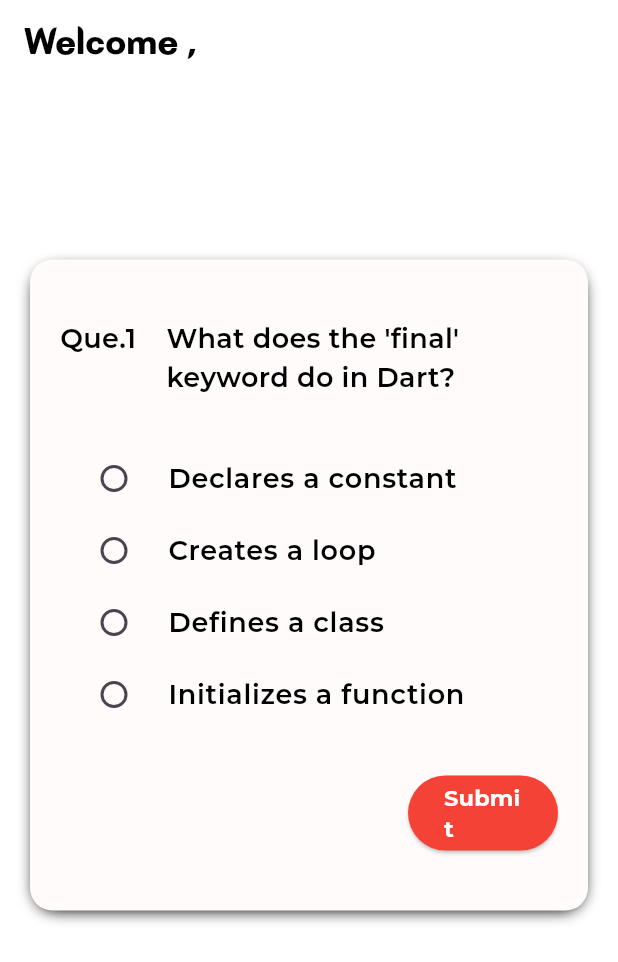
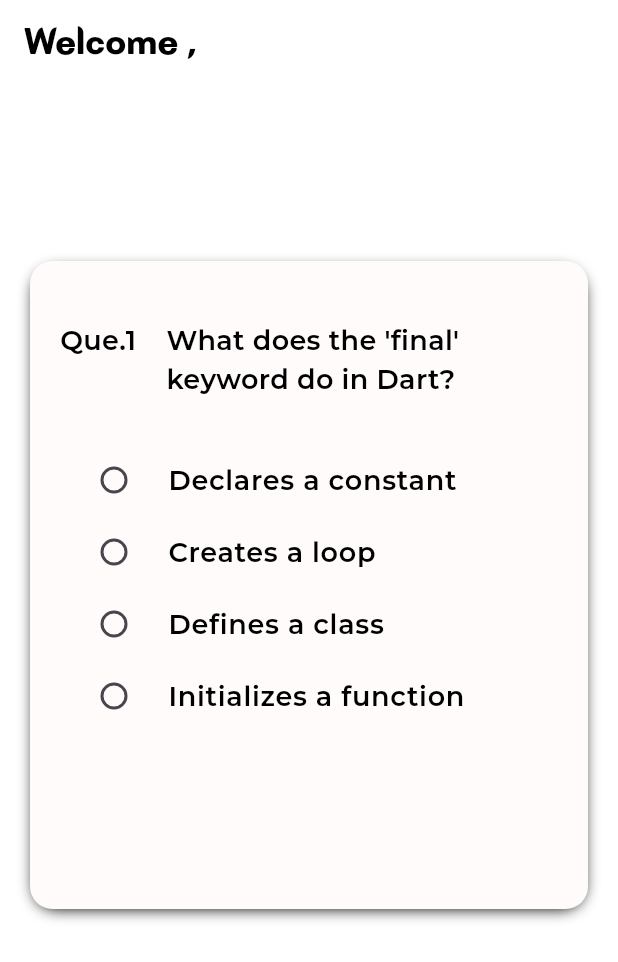
Before and after one commit to ravitej2005/Flutter_Projects, a Flutter app: the screen it shows after launch, after a tap on "Get Started", on a phone screen of 412 x 824 dp. Shown: the top 962 px of the screen. Run offline on Flutter 3.47's test engine with Material 3 defaults, Android fonts, the phone set to English and light mode, and no system bars; our stand-ins replace remixicon.

Commit message:
code updated

```diff
--- a/quiz_application/lib/home.dart
+++ b/quiz_application/lib/home.dart
@@ -1,4 +1,5 @@
 import 'package:flutter/material.dart';
+import 'package:quiz_application/question.dart';
 import 'package:quiz_application/quiz.dart';
 import 'package:remixicon/remixicon.dart';
 
@@ -8,6 +9,7 @@
   Widget build(BuildContext context) {
     TextEditingController nameController = TextEditingController();
     return Scaffold(
+      resizeToAvoidBottomInset: false,
       body: Center(
         child: Column(
           mainAxisAlignment: MainAxisAlignment.center,
@@ -69,6 +71,9 @@
             ),
             ElevatedButton(
               onPressed: () {
+                dummyQuestions.forEach((Question) {
+                  Question.selectedOption = null;
+                });
                 Navigator.push(context, MaterialPageRoute(builder: (context) {
                   return quiz(nameController: nameController);
                 }));
--- a/quiz_application/lib/main.dart
+++ b/quiz_application/lib/main.dart
@@ -1,6 +1,5 @@
 import 'package:flutter/material.dart';
 import 'package:quiz_application/home.dart';
-import 'package:quiz_application/question.dart';
 
 void main() {
   runApp(const MainApp());
@@ -11,11 +10,6 @@
 
   @override
   Widget build(BuildContext context) {
-    dummyQuestions.forEach((Question) {
-      Question.isSubmitted = false;
-      Question.selectedOption = null;
-    });
-
     return MaterialApp(
       home: home(),
     );
--- a/quiz_application/lib/question.dart
+++ b/quiz_application/lib/question.dart
@@ -2,7 +2,6 @@
   String problem;
   List<String> options = [];
   int correctOptionIndex;
-  bool isSubmitted = false;
   int ?selectedOption;
 
   Question(
--- a/quiz_application/lib/question_screen.dart
+++ b/quiz_application/lib/question_screen.dart
@@ -1,94 +1,28 @@
 import 'package:flutter/material.dart';
+import 'package:quiz_application/question.dart';
 import 'package:remixicon/remixicon.dart';
 
 class question_screen extends StatefulWidget {
   final questionObj;
   final questionIndex;
-  final updateSubmitState;
-  final updateCorrectCount;
-  question_screen(
-      {required this.questionObj,
-      required this.questionIndex,
-      required this.updateSubmitState,
-      required this.updateCorrectCount,
+  final incrementIndex;
+  final decrementIndex;
+  final setAllAttempted;
+  const question_screen(
+      {this.questionObj,
+      this.questionIndex,
+      this.incrementIndex,
+      this.decrementIndex,
+      this.setAllAttempted,
       super.key});
 
   @override
   State<question_screen> createState() => _question_screenState();
 }
 
-// bool isSelected = false;
-var correctAnsCount = 0;
-
 class _question_screenState extends State<question_screen> {
-  Color? giveTitleColor(int index) {
-    if (widget.questionObj.isSubmitted == true) {
-      if (widget.questionObj.selectedOption ==
-          widget.questionObj.correctOptionIndex) {
-        if (index == widget.questionObj.selectedOption) {
-          return Colors.green[50];
-        } else {
-          return null;
-        }
-      } else {
-        if (index == widget.questionObj.selectedOption) {
-          return Colors.red[100];
-        } else {
-          if (index == widget.questionObj.correctOptionIndex) {
-            return Colors.green[50];
-          } else {
-            return null;
-          }
-        }
-      }
-    }
-    return null;
-  }
-
-  Icon? giveSecondaryIcon(int index) {
-    if (widget.questionObj.isSubmitted == true) {
-      if (widget.questionObj.selectedOption ==
-          widget.questionObj.correctOptionIndex) {
-        if (index == widget.questionObj.selectedOption) {
-          return const Icon(
-            Remix.check_line,
-            color: Colors.green,
-            size: 23,
-          );
-        } else {
-          return null;
-        }
-      } else {
-        if (index == widget.questionObj.selectedOption) {
-          return const Icon(
-            Remix.close_fill,
-            color: Colors.red,
-            size: 23,
-          );
-        } else {
-          if (index == widget.questionObj.correctOptionIndex) {
-            return const Icon(
-              Remix.check_line,
-              color: Colors.green,
-              size: 23,
-            );
-          } else {
-            return null;
-          }
-        }
-      }
-    }
-    return null;
-  }
-
   @override
   Widget build(BuildContext context) {
-    if ((widget.questionObj.selectedOption ==
-        widget.questionObj.correctOptionIndex) && widget.questionObj.isSubmitted) {
-      correctAnsCount++;
-      widget.updateCorrectCount(correctAnsCount);
-    }
-
     return Center(
       child: Container(
         decoration: const BoxDecoration(
@@ -145,29 +79,17 @@
                 itemCount: widget.questionObj.options.length,
                 shrinkWrap: true,
                 itemBuilder: (context, index) {
-                  print(
-                      "in listview builder $widget.questionObj.selectedOption");
-                  print("correct opt ${widget.questionObj.correctOptionIndex}");
-                  print("submit status ${widget.questionObj.isSubmitted}");
-                  print(
-                      "calculation ${(widget.questionObj.isSubmitted == true) && (widget.questionObj.selectedOption == widget.questionObj.correctOptionIndex)}");
-                  return Container(
-                    decoration: BoxDecoration(
-                      color: giveTitleColor(index),
-                    ),
-                    child: RadioListTile(
+                  return RadioListTile(
                     selected: false,
-                      secondary: giveSecondaryIcon(index),
-                      // tileColor: Colors.white,
-                      // materialTapTargetSize: MaterialTapTargetSize.padded,
                     dense: true,
                     value: index,
                     groupValue: widget.questionObj.selectedOption,
                     onChanged: (selectedOpt) {
-                        widget.questionObj.isSubmitted
-                            ? null
-                            : setState(() {
+                      setState(() {
                         widget.questionObj.selectedOption = selectedOpt;
+                        if (widget.questionIndex == dummyQuestions.length - 1) {
+                          widget.setAllAttempted();
+                        }
                       });
                     },
                     title: Text(
@@ -179,32 +101,74 @@
                         color: Colors.black,
                       ),
                     ),
-                    ),
                   );
                 }),
             const SizedBox(
               height: 30,
             ),
             Row(
-              mainAxisAlignment: MainAxisAlignment.end,
+              mainAxisAlignment: MainAxisAlignment.spaceBetween,
               children: [
-                ElevatedButton(
+                widget.questionIndex != 0
+                    ? TextButton(
                         onPressed: () {
-                    widget.updateSubmitState(widget.questionObj);
+                          widget.decrementIndex();
                         },
-                  style: ElevatedButton.styleFrom(
-                    backgroundColor: Colors.red,
-                    fixedSize: const Size(100, 50),
+                        child: const Row(
+                          crossAxisAlignment: CrossAxisAlignment.center,
+                          children: [
+                            Icon(
+                              Remix.arrow_left_line,
+                              size: 20,
                             ),
-                  child: const Text(
-                    "Submit",
+                            SizedBox(
+                              width: 5,
+                            ),
+                            Text(
+                              "Previous",
                               style: TextStyle(
                                 fontFamily: 'Montserrat',
-                      fontWeight: FontWeight.w700,
-                      fontSize: 15,
-                      color: Colors.white,
+                                fontWeight: FontWeight.w600,
+                                fontSize: 17,
+                                color: Colors.black,
                               ),
                             ),
+                          ],
+                        ),
+                      )
+                    : const SizedBox(
+                        height: 48,
+                      ),
+                widget.questionIndex != (dummyQuestions.length - 1) &&
+                        widget.questionObj.selectedOption != null
+                    ? TextButton(
+                        onPressed: () {
+                          widget.incrementIndex();
+                        },
+                        child: const Row(
+                          crossAxisAlignment: CrossAxisAlignment.center,
+                          children: [
+                            Text(
+                              "Next",
+                              style: TextStyle(
+                                fontFamily: 'Montserrat',
+                                fontWeight: FontWeight.w600,
+                                fontSize: 17,
+                                color: Colors.black,
+                              ),
+                            ),
+                            SizedBox(
+                              width: 5,
+                            ),
+                            Icon(
+                              Remix.arrow_right_line,
+                              size: 20,
+                            ),
+                          ],
+                        ),
+                      )
+                    : const SizedBox(
+                        height: 48,
                       )
               ],
             )
--- a/quiz_application/lib/quiz.dart
+++ b/quiz_application/lib/quiz.dart
@@ -2,14 +2,14 @@
 import 'package:quiz_application/question.dart';
 import 'package:quiz_application/question_screen.dart';
 import 'package:quiz_application/score.dart';
-import 'package:remixicon/remixicon.dart';
+// import 'package:quiz_application/score.dart';
+// import 'package:remixicon/remixicon.dart';
 
 // ignore: must_be_immutable, camel_case_types
 class quiz extends StatefulWidget {
   TextEditingController nameController;
-  bool quizCompleted = false;
   int index = 0;
-  int correctAnsCount = 0;
+  bool allAttempted = false;
   quiz({required this.nameController, super.key});
 
   @override
@@ -17,69 +17,50 @@
 }
 
 class _quizState extends State<quiz> {
-  void updateSubmitState(Question obj) {
+  void incrementIndex() {
     setState(() {
-      obj.isSubmitted = true;
-      if (widget.index == dummyQuestions.length - 1) {
-        widget.quizCompleted = true;
-      }
+      widget.index++;
     });
   }
 
-  void updateCorrectCount(int correctAnsCount) {
-    widget.correctAnsCount = correctAnsCount;
+  void decrementIndex() {
+    setState(() {
+      widget.index--;
+    });
+  }
+
+  void setAllAttempted() {
+    setState(() {
+      widget.allAttempted = true;
+    });
   }
 
   @override
   Widget build(BuildContext context) {
     return Scaffold(
-      backgroundColor: Colors.white,
-      // floatingActionButtonLocation: FloatingActionButtonLocation.centerFloat,
-      floatingActionButton: dummyQuestions[widget.index].isSubmitted
+      resizeToAvoidBottomInset: false,
+      floatingActionButtonLocation: FloatingActionButtonLocation.centerFloat,
+      floatingActionButton: widget.allAttempted
           ? Container(
-              padding: const EdgeInsets.only(bottom: 100),
+              margin: EdgeInsets.only(bottom: 130),
               child: FloatingActionButton.extended(
-                elevation: 0,
-                highlightElevation: 0,
-                backgroundColor: Colors.white,
                 onPressed: () {
-                  if (widget.index < dummyQuestions.length - 1) {
-                    setState(() {
-                      widget.index++;
-                    });
-                  } else if (widget.index == dummyQuestions.length - 1) {
-                    Navigator.push(context,
-                        MaterialPageRoute(builder: (context) {
-                      return score(correctAnsCount: widget.correctAnsCount);
-                    }));
-                  }
+                  Navigator.push(context, MaterialPageRoute(
+                    builder: (context) {
+                      return score();
+                    },
+                  ));
                 },
-                label: Padding(
-                  padding: const EdgeInsets.all(8.0).copyWith(left: 15),
-                  child: Row(
-                    children: [
-                      Text(
-                        widget.quizCompleted ? "Submit Test" : "Next",
-                        style: const TextStyle(
-                          fontFamily: 'Montserrat',
-                          fontWeight: FontWeight.w700,
-                          fontSize: 20,
-                          color: Colors.black,
-                        ),
-                      ),
-                      const SizedBox(
-                        width: 10,
-                      ),
-                      const Icon(
-                        Remix.arrow_right_line,
-                        size: 18,
-                      )
-                    ],
-                  ),
+                backgroundColor: Colors.red,
+                foregroundColor: Colors.white, // Optional icon
+                label: const Text(
+                  "Submit Test",
+                  style: TextStyle(fontSize: 18, fontWeight: FontWeight.bold),
                 ),
               ),
             )
           : null,
+      backgroundColor: Colors.white,
       appBar: AppBar(
         backgroundColor: Colors.white,
         automaticallyImplyLeading: false,
@@ -94,10 +75,11 @@
         ),
       ),
       body: question_screen(
+        questionIndex: widget.index,
         questionObj: dummyQuestions[widget.index],
-        questionIndex: widget.index,
-        updateSubmitState: updateSubmitState,
-        updateCorrectCount: updateCorrectCount,
+        incrementIndex: incrementIndex,
+        decrementIndex: decrementIndex,
+        setAllAttempted: setAllAttempted,
       ),
     );
   }
```
Also changed, not shown: quiz_application/lib/answer_container.dart (added, +120 -0 lines), quiz_application/lib/score.dart (+52 -127 lines). Lines whose indentation alone changed are shown as unchanged.
